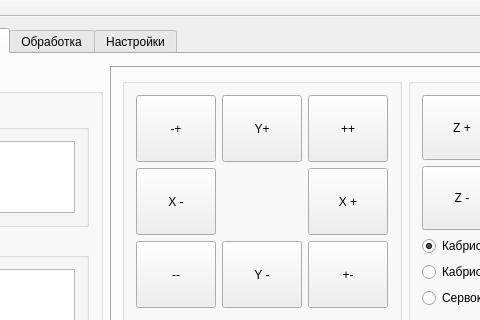
Qt form KAMEditor/mainwindow.ui (Xtail96/SML) before a commit; both pictures show x 151 to 631 and y 0 to 320 of the 1099 by 750 pixel window.
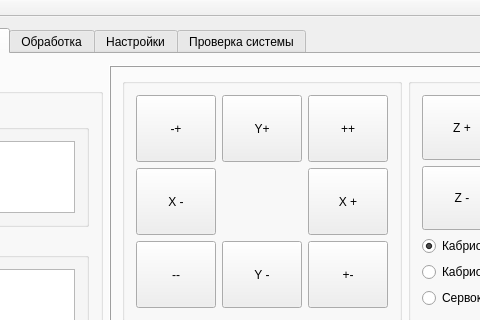
The same form after that commit.

Commit message: Added Tests main tab

Patch:
```diff
--- a/KAMEditor/mainwindow.ui
+++ b/KAMEditor/mainwindow.ui
@@ -6,8 +6,8 @@
    <rect>
     <x>0</x>
     <y>0</y>
-    <width>901</width>
-    <height>669</height>
+    <width>1007</width>
+    <height>702</height>
    </rect>
   </property>
   <property name="acceptDrops">
@@ -2027,6 +2027,11 @@
         <string>Настройки</string>
        </attribute>
       </widget>
+      <widget class="QWidget" name="tests_tab">
+       <attribute name="title">
+        <string>Проверка системы</string>
+       </attribute>
+      </widget>
      </widget>
     </item>
    </layout>
```
Left out of the diff: 2 changed lines with no effect on the pictures.
